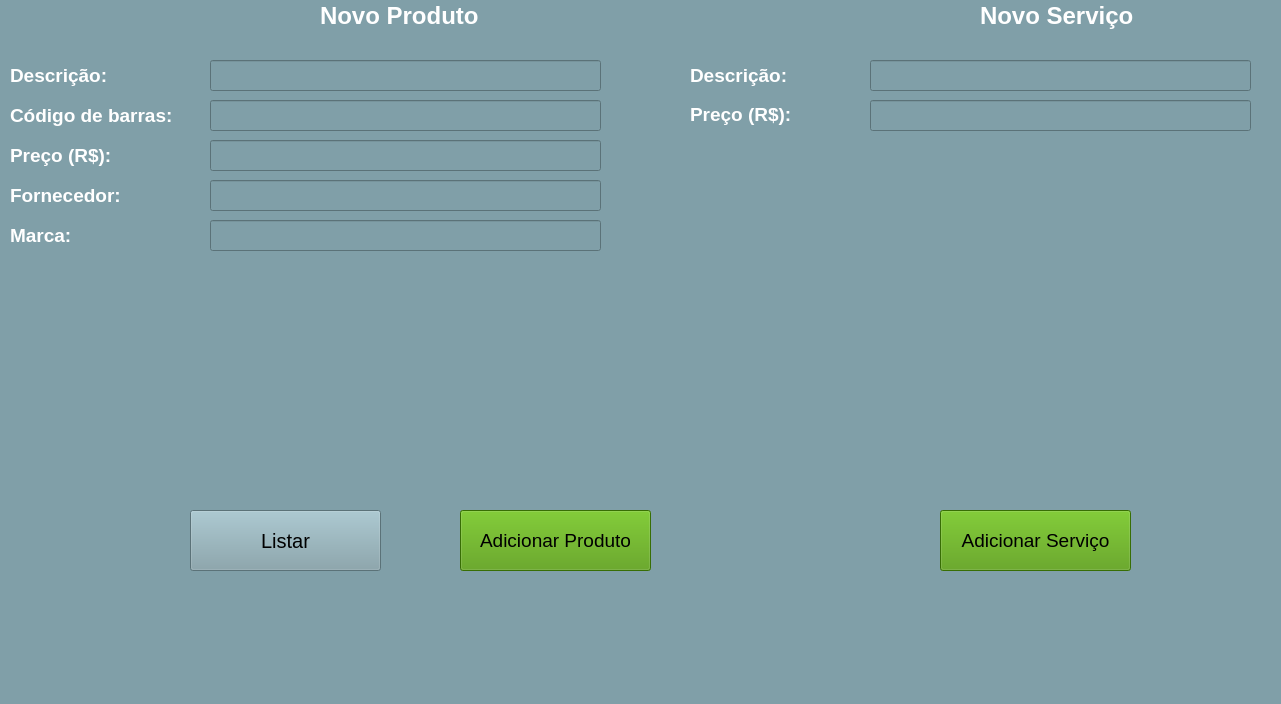
LeonardoMateini/KBT_System, file Novo Produto e Serviço.ui: the form before one commit.
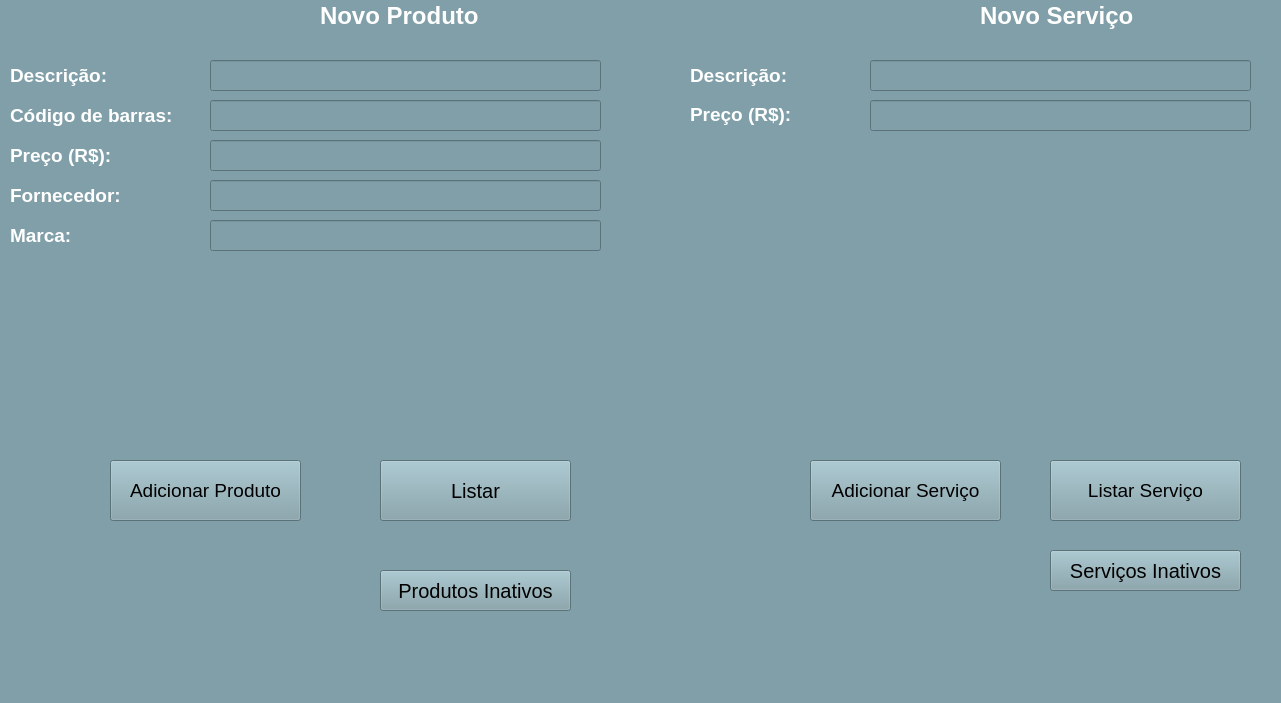
The form after the commit.

The edit to the form file:
```diff
--- a/Novo Produto e Serviço.ui
+++ b/Novo Produto e Serviço.ui
@@ -7,7 +7,7 @@
     <x>0</x>
     <y>0</y>
     <width>1281</width>
-    <height>704</height>
+    <height>703</height>
    </rect>
   </property>
   <property name="windowTitle">
@@ -43,8 +43,8 @@
    <widget class="QPushButton" name="pushButton_2">
     <property name="geometry">
      <rect>
-      <x>460</x>
-      <y>510</y>
+      <x>110</x>
+      <y>460</y>
       <width>191</width>
       <height>61</height>
      </rect>
@@ -58,7 +58,7 @@
      </font>
     </property>
     <property name="styleSheet">
-     <string notr="true">background-color: rgb(78, 154, 6);</string>
+     <string notr="true">background-color: rgb(128, 159, 168);</string>
     </property>
     <property name="text">
      <string>Adicionar Produto</string>
@@ -346,8 +346,8 @@
    <widget class="QPushButton" name="pushButton">
     <property name="geometry">
      <rect>
-      <x>190</x>
-      <y>510</y>
+      <x>380</x>
+      <y>460</y>
       <width>191</width>
       <height>61</height>
      </rect>
@@ -367,8 +367,8 @@
    <widget class="QPushButton" name="pushButton_3">
     <property name="geometry">
      <rect>
-      <x>940</x>
-      <y>510</y>
+      <x>810</x>
+      <y>460</y>
       <width>191</width>
       <height>61</height>
      </rect>
@@ -382,12 +382,78 @@
      </font>
     </property>
     <property name="styleSheet">
-     <string notr="true">background-color: rgb(78, 154, 6);</string>
+     <string notr="true">background-color: rgb(128, 159, 168);</string>
     </property>
     <property name="text">
      <string>Adicionar Serviço</string>
     </property>
    </widget>
+   <widget class="QPushButton" name="pushButton_4">
+    <property name="geometry">
+     <rect>
+      <x>1050</x>
+      <y>460</y>
+      <width>191</width>
+      <height>61</height>
+     </rect>
+    </property>
+    <property name="font">
+     <font>
+      <pointsize>14</pointsize>
+      <weight>50</weight>
+      <bold>false</bold>
+      <kerning>false</kerning>
+     </font>
+    </property>
+    <property name="styleSheet">
+     <string notr="true">background-color: rgb(128, 159, 168);</string>
+    </property>
+    <property name="text">
+     <string>Listar Serviço</string>
+    </property>
+   </widget>
+   <widget class="QPushButton" name="pushButton_5">
+    <property name="geometry">
+     <rect>
+      <x>380</x>
+      <y>570</y>
+      <width>191</width>
+      <height>41</height>
+     </rect>
+    </property>
+    <property name="font">
+     <font>
+      <pointsize>15</pointsize>
+     </font>
+    </property>
+    <property name="styleSheet">
+     <string notr="true">alternate-background-color: rgb(206, 92, 0);</string>
+    </property>
+    <property name="text">
+     <string>Produtos Inativos</string>
+    </property>
+   </widget>
+   <widget class="QPushButton" name="pushButton_6">
+    <property name="geometry">
+     <rect>
+      <x>1050</x>
+      <y>550</y>
+      <width>191</width>
+      <height>41</height>
+     </rect>
+    </property>
+    <property name="font">
+     <font>
+      <pointsize>15</pointsize>
+     </font>
+    </property>
+    <property name="styleSheet">
+     <string notr="true">alternate-background-color: rgb(206, 92, 0);</string>
+    </property>
+    <property name="text">
+     <string>Serviços Inativos</string>
+    </property>
+   </widget>
   </widget>
   <widget class="QMenuBar" name="menubar">
    <property name="geometry">
```
